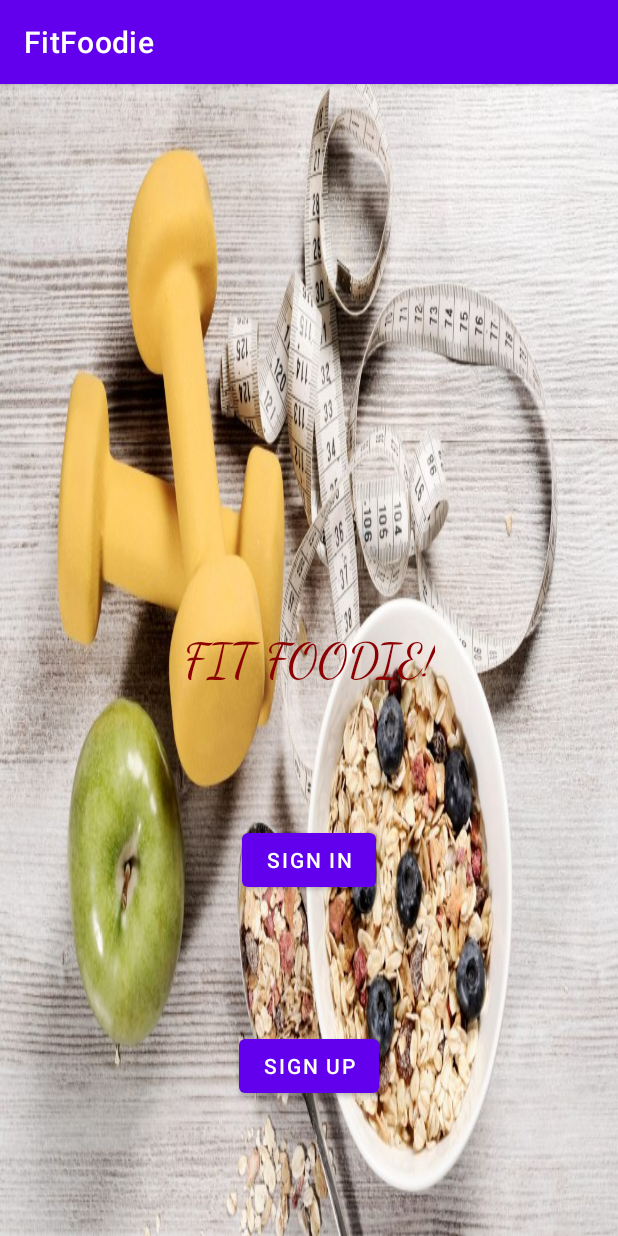
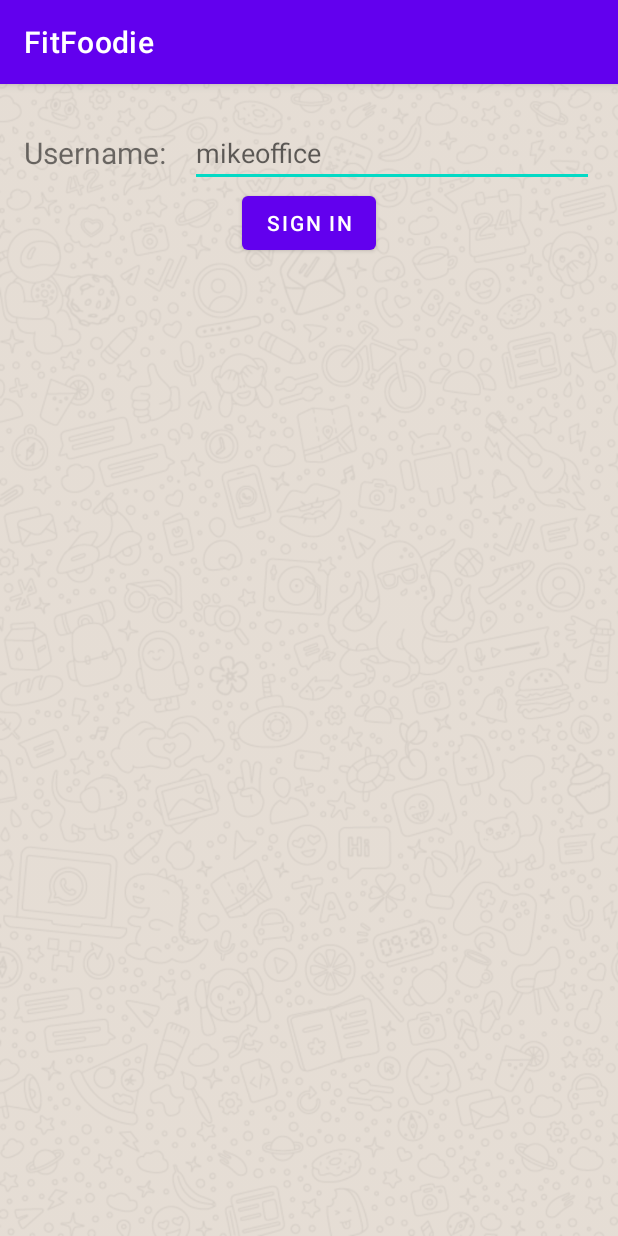
Before and after one commit to alamuramasamy9/MobileApp-Fitfoodie, an Android app: the screen it shows after launch (MainActivity before the commit, SignInActivity after it), after a tap on "SIGN IN", on a phone screen of 412 x 824 dp. Run offline under Robolectric (Android 15) with nearby library versions, the phone set to English and light mode, and no system bars; our stand-ins replace Firebase (no records; nobody signed in at launch, a user with empty details on screens opened directly).

Commit message:
Email not working with firebase instead username added.

```diff
--- a/app/src/main/AndroidManifest.xml
+++ b/app/src/main/AndroidManifest.xml
@@ -31,6 +31,7 @@
         <activity android:name=".SignUpActivity"/>
         <activity android:name=".Home"/>
         <activity android:name=".SignUpOnClickListener"/>
+        <activity android:name=".SignInActivity"/>
     </application>
 
 </manifest>
--- a/app/src/main/java/edu/northeastern/fitfoodie/MainActivity.java
+++ b/app/src/main/java/edu/northeastern/fitfoodie/MainActivity.java
@@ -19,5 +19,12 @@ public class MainActivity extends AppCompatActivity {
             Intent intent = new Intent(MainActivity.this, SignUpActivity.class);
             startActivity(intent);
         });
+
+        Button signInButton = findViewById(R.id.Sign_in);
+        signInButton.setOnClickListener(view ->
+        {
+            Intent intent = new Intent(MainActivity.this, SignInActivity.class);
+            startActivity(intent);
+        });
     }
 }
--- /dev/null
+++ b/app/src/main/java/edu/northeastern/fitfoodie/SignInActivity.java
@@ -0,0 +1,91 @@
+package edu.northeastern.fitfoodie;
+
+import static android.content.ContentValues.TAG;
+import static java.lang.Integer.parseInt;
+
+import android.content.Intent;
+import android.os.Bundle;
+import android.os.Handler;
+import android.util.Log;
+import android.view.View;
+import android.widget.Button;
+import android.widget.EditText;
+import android.widget.TextView;
+
+import androidx.annotation.NonNull;
+import androidx.appcompat.app.AppCompatActivity;
+
+import com.google.android.material.snackbar.Snackbar;
+import com.google.firebase.database.DataSnapshot;
+import com.google.firebase.database.DatabaseError;
+import com.google.firebase.database.DatabaseReference;
+import com.google.firebase.database.FirebaseDatabase;
+import com.google.firebase.database.ValueEventListener;
+
+
+public class SignInActivity extends AppCompatActivity {
+    private EditText usernameView;
+
+    @Override
+    protected void onCreate(Bundle saveInstanceState) {
+        super.onCreate(saveInstanceState);
+        setContentView(R.layout.sign_in_form);
+
+        Button signInButton = findViewById(R.id.sign_in_button);
+
+        usernameView = findViewById(R.id.username_signIn_edit_view);
+
+        signInButton.setOnClickListener(
+                view -> {
+                    if (usernameView.getText().toString().isEmpty()) {
+                        resetData();
+                        Snackbar snack = Snackbar.make(view, "Please enter username!", Snackbar.LENGTH_LONG).setAction("Action", null);
+                        View snackView = snack.getView();
+                        TextView mTextView = snackView.findViewById(com.google.android.material.R.id.snackbar_text);
+                        mTextView.setTextAlignment(View.TEXT_ALIGNMENT_CENTER);
+                        snack.show();
+                        return;
+                    }
+                    DatabaseReference databaseReference = FirebaseDatabase.getInstance().getReference();
+                    DatabaseReference usersRef = databaseReference.child("Users");
+
+                    /** Below commented code should actually work, but just to test I added code below below*/
+                    DatabaseReference requestedUser = usersRef.child(usernameView.getText().toString());
+                    /** Attempt with invalid credentials below*/
+                    // DatabaseReference requestedUser = usersRef.child("testnotexist").child("username");
+                    /** Attempt with valid credentials below*/
+                    //DatabaseReference requestedUser = databaseReference.child("Users").child("apurvakhatri");
+
+
+                    requestedUser.addValueEventListener(new ValueEventListener() {
+                        @Override
+                        public void onDataChange(@NonNull DataSnapshot snapshot) {
+                            if (snapshot.exists()) {
+                                Log.println(Log.ASSERT, "Obj", "User with username does exist");
+                                Intent intent = new Intent(SignInActivity.this, Home.class);
+                                intent.putExtra("username", usernameView.getText().toString());
+                                startActivity(intent);
+                            } else {
+                                Log.println(Log.ASSERT, "Obj", "User with username does not exist");
+                                Snackbar snack = Snackbar.make(view, "User does not exist", Snackbar.LENGTH_LONG).setAction("Action", null);
+                                View snackView = snack.getView();
+                                TextView mTextView = snackView.findViewById(com.google.android.material.R.id.snackbar_text);
+                                mTextView.setTextAlignment(View.TEXT_ALIGNMENT_CENTER);
+                                snack.show();
+                            }
+                        }
+
+                        @Override
+                        public void onCancelled(@NonNull DatabaseError error) {
+                        }
+                    });
+
+                });
+
+    }
+
+    private void resetData() {
+        usernameView.setText("");
+    }
+
+}
--- a/app/src/main/java/edu/northeastern/fitfoodie/User.java
+++ b/app/src/main/java/edu/northeastern/fitfoodie/User.java
@@ -1,6 +1,7 @@
 package edu.northeastern.fitfoodie;
 
 public class User {
+    String username;
     String name;
     String gender;
     String goalType;
@@ -15,7 +16,8 @@ public class User {
         //Required empty constructor.
     }
 
-    public User(String name, String gender, String goalType, String activityLevel, int age, int height, int weight, int calorieInTakeTarget) {
+    public User(String username, String name, String gender, String goalType, String activityLevel, int age, int height, int weight, int calorieInTakeTarget) {
+        this.username = username;
         this.name = name;
         this.gender = gender;
         this.goalType = goalType;
@@ -25,6 +27,7 @@ public class User {
         this.weight = weight;
         this.calorieInTakeTarget = calorieInTakeTarget;
     }
+    public String getUsername(){return username; }
 
     public String getName() {
         return name;
--- a/app/src/main/res/layout/activity_main.xml
+++ b/app/src/main/res/layout/activity_main.xml
@@ -24,7 +24,6 @@
         android:id="@+id/Sign_in"
         android:layout_width="wrap_content"
         android:layout_height="wrap_content"
-        android:onClick="primeActivity"
         android:text="@string/sign_in"
         app:layout_constraintEnd_toEndOf="parent"
         app:layout_constraintStart_toStartOf="parent"
--- /dev/null
+++ b/app/src/main/res/layout/sign_in_form.xml
@@ -0,0 +1,44 @@
+<?xml version="1.0" encoding="utf-8"?>
+<androidx.constraintlayout.widget.ConstraintLayout xmlns:android="http://schemas.android.com/apk/res/android"
+    xmlns:app="http://schemas.android.com/apk/res-auto"
+    xmlns:tools="http://schemas.android.com/tools"
+    android:layout_width="match_parent"
+    android:layout_height="match_parent"
+    android:background="@drawable/sign_up_form_background"
+    tools:context=".SignUpActivity">
+
+
+    <TextView
+        android:id="@+id/username_signIn_text_view"
+        android:layout_width="wrap_content"
+        android:layout_height="wrap_content"
+        android:text="Username:"
+        android:textSize="20sp"
+        app:layout_constraintStart_toStartOf="parent"
+        app:layout_constraintTop_toTopOf="parent"
+        android:layout_marginTop="32dp"
+        android:layout_marginStart="16dp" />
+
+    <EditText
+        android:id="@+id/username_signIn_edit_view"
+        android:layout_width="0dp"
+        android:layout_height="wrap_content"
+        android:hint="mikeoffice"
+        app:layout_constraintStart_toEndOf="@+id/username_signIn_text_view"
+        app:layout_constraintEnd_toEndOf="parent"
+        app:layout_constraintTop_toTopOf="@+id/username_signIn_text_view"
+        app:layout_constraintBottom_toBottomOf="@+id/username_signIn_text_view"
+        android:layout_marginEnd="16dp"
+        android:layout_marginStart="16dp" />
+
+    <Button
+        android:id="@+id/sign_in_button"
+        android:layout_width="wrap_content"
+        android:layout_height="wrap_content"
+        android:text="Sign In"
+        app:layout_constraintTop_toBottomOf="@id/username_signIn_edit_view"
+        app:layout_constraintStart_toStartOf="parent"
+        app:layout_constraintEnd_toEndOf="parent"
+        />
+
+</androidx.constraintlayout.widget.ConstraintLayout>
```
Also changed, not shown: app/src/main/java/edu/northeastern/fitfoodie/SignUpActivity.java (+8 -7 lines), app/src/main/java/edu/northeastern/fitfoodie/SignUpOnClickListener.java (+9 -6 lines), app/src/main/java/edu/northeastern/fitfoodie/UserBuilder.java (+7 -1 lines), app/src/main/res/layout/sign_up_form.xml (+25 -3 lines).
